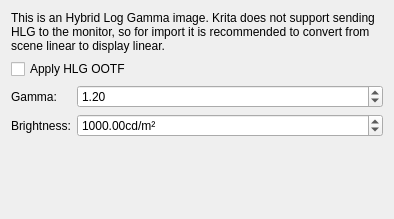
The window that libs/ui/dialogs/kis_dlg_hlg_import.ui (DR-KD1997/IKriate) describes before a commit, drawn with Qt 5.
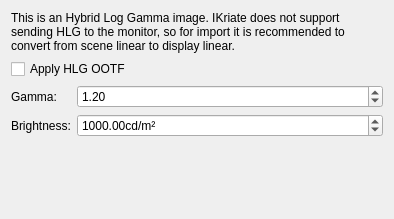
The same window after the commit.

The edit to the form file:
```diff
--- a/libs/ui/dialogs/kis_dlg_hlg_import.ui
+++ b/libs/ui/dialogs/kis_dlg_hlg_import.ui
@@ -17,7 +17,7 @@
    <item row="0" column="0" colspan="2">
     <widget class="QLabel" name="label">
      <property name="text">
-      <string>&lt;html&gt;&lt;head/&gt;&lt;body&gt;&lt;p&gt;This is an Hybrid Log Gamma image. Krita does not support sending HLG to the monitor, so for import it is recommended to convert from scene linear to display linear.&lt;/p&gt;&lt;/body&gt;&lt;/html&gt;</string>
+      <string>&lt;html&gt;&lt;head/&gt;&lt;body&gt;&lt;p&gt;This is an Hybrid Log Gamma image. IKriate does not support sending HLG to the monitor, so for import it is recommended to convert from scene linear to display linear.&lt;/p&gt;&lt;/body&gt;&lt;/html&gt;</string>
      </property>
      <property name="wordWrap">
       <bool>true</bool>
```
